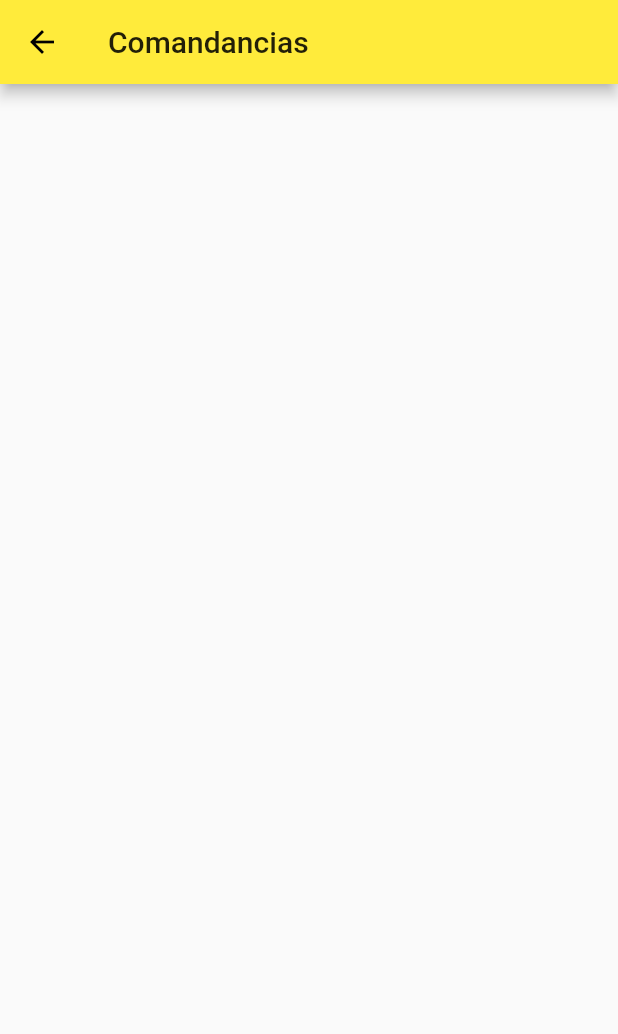
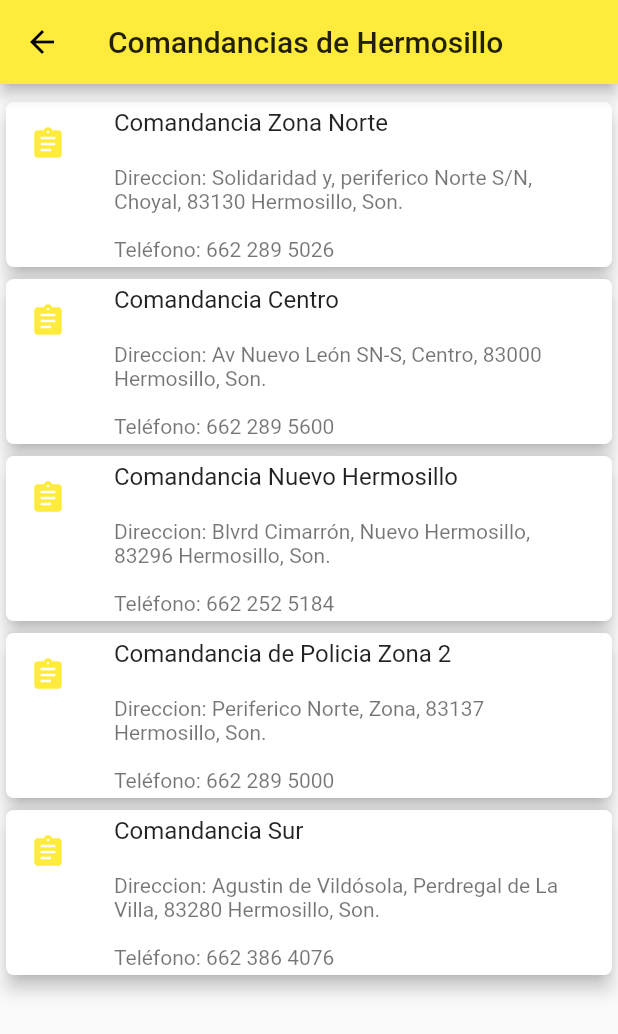
Before and after one commit to Izzaxx/App_Transito, a Flutter app: the Comandancias screen opened by its route, on a phone screen of 412 x 824 dp. Shown: the top 1034 px of the screen. Run offline on Flutter 3.47's test engine with Material 2 defaults, Android fonts, the phone set to English and light mode, and no system bars; missing offline and left inert: flutter_plugin_pdf_viewer.

Commit message:
Se agrego el apartado de comandancias y se movio los archivos de senales a una carpeta situada en widgets

```diff
--- a/lib/src/pages/comandancia.dart
+++ b/lib/src/pages/comandancia.dart
@@ -1,4 +1,7 @@
 import 'package:flutter/material.dart';
+
+import 'package:trancito_app/src/widgets/comandancia_card/comandancias_card.dart';
+import 'package:trancito_app/src/widgets/comandancia_card/comandancias_data.dart';
 
 class Comandancias extends StatelessWidget {
   const Comandancias({Key key}) : super(key: key);
@@ -8,8 +11,9 @@ class Comandancias extends StatelessWidget {
     return Container(
       child: Scaffold(
         appBar: AppBar(
-          title: Text("Comandancias"),
-        )
+          title: Text("Comandancias de Hermosillo"),
+        ),
+        body: ComandanciasList(xComandancias),
       ),
     );
   }
--- a/lib/src/pages/senales_transito.dart
+++ b/lib/src/pages/senales_transito.dart
@@ -1,7 +1,7 @@
 import 'package:flutter/material.dart';
 
-import 'package:trancito_app/pruebas/senales_vista.dart';
-import 'package:trancito_app/pruebas/senales_datos.dart';
+import 'package:trancito_app/src/widgets/senales_cards/senales_vista.dart';
+import 'package:trancito_app/src/widgets/senales_cards/senales_datos.dart';
 
 class SenalesTransito extends StatelessWidget {
   const SenalesTransito({Key key}) : super(key: key);
--- /dev/null
+++ b/lib/src/widgets/comandancia_card/comandancias_card.dart
@@ -0,0 +1,57 @@
+import 'package:flutter/material.dart';
+
+import 'package:trancito_app/src/widgets/comandancia_card/comandancias_data.dart';
+
+
+
+class ComandanciasCard extends StatelessWidget {
+
+  final Comandancia _com;
+
+  ComandanciasCard(this._com);
+
+  @override
+  Widget build(BuildContext context) {
+    return Container(
+      child: Card(
+        elevation: 5,
+        shape: RoundedRectangleBorder(
+          borderRadius: BorderRadius.circular(5.0)
+        ),
+        child: ListTile(
+          leading: Icon(
+            Icons.assignment,
+            color: Colors.yellow
+          ),
+          title: Text(
+            _com.nombre
+          ),
+          subtitle: Text(
+            "Direccion: "+_com.direccion+
+            "Teléfono: "+_com.telefono
+          ),
+        ),
+      )
+    );
+  }
+}
+
+class ComandanciasList extends StatelessWidget {
+
+  final List<Comandancia> _com;
+
+  ComandanciasList(this._com);
+
+  @override
+  Widget build(BuildContext context) {
+    return ListView(
+      padding: EdgeInsets.symmetric(vertical: 8.0),
+      children: _buildComandanciasList(),
+    );
+  }
+
+  List<ComandanciasCard> _buildComandanciasList() {
+    return _com.map((com) => ComandanciasCard(com))
+              .toList();
+  }
+}
--- /dev/null
+++ b/lib/src/widgets/comandancia_card/comandancias_data.dart
@@ -0,0 +1,38 @@
+
+class Comandancia {
+
+  final String nombre;
+  final String direccion;
+  final String telefono;
+
+  const Comandancia ({this.nombre, this.direccion, this.telefono});
+
+}
+
+const xComandancias = const <Comandancia> [
+  const Comandancia(
+    nombre    : 'Comandancia Zona Norte\n',
+    direccion : 'Solidaridad y, periferico Norte S/N, Choyal, 83130 Hermosillo, Son.\n\n',
+    telefono  : '662 289 5026'
+  ),
+  const Comandancia(
+    nombre    : 'Comandancia Centro\n',
+    direccion : 'Av Nuevo León SN-S, Centro, 83000 Hermosillo, Son.\n\n',
+    telefono  : '662 289 5600'
+  ),
+  const Comandancia(
+    nombre    : 'Comandancia Nuevo Hermosillo\n',
+    direccion : 'Blvrd Cimarrón, Nuevo Hermosillo, 83296 Hermosillo, Son.\n\n',
+    telefono  : '662 252 5184'
+  ),
+  const Comandancia(
+    nombre    : 'Comandancia de Policia Zona 2\n',
+    direccion : 'Periferico Norte, Zona, 83137 Hermosillo, Son.\n\n',
+    telefono  : '662 289 5000'
+  ),
+  const Comandancia(
+    nombre    : 'Comandancia Sur\n',
+    direccion : 'Agustin de Vildósola, Perdregal de La Villa, 83280 Hermosillo, Son.\n\n',
+    telefono  : '662 386 4076'
+  )
+];
--- a/lib/pruebas/senales_vista.dart
+++ b/lib/src/widgets/senales_cards/senales_vista.dart
@@ -1,6 +1,6 @@
 import 'package:flutter/material.dart';
 
-import 'package:trancito_app/pruebas/senales_datos.dart';
+import 'package:trancito_app/src/widgets/senales_cards/senales_datos.dart';
 
 
 
```
Also changed, not shown: lib/src/widgets/senales_cards/senales_datos.dart (renamed from lib/pruebas/senales_datos.dart).
